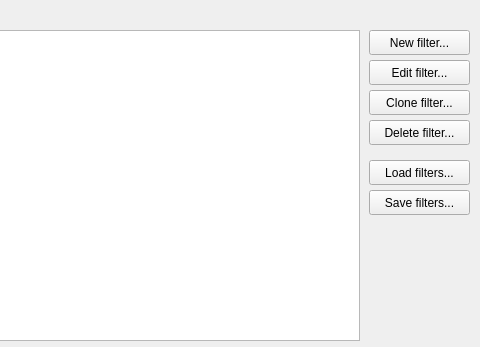
The window that src/cdlgsessionfilter.ui (grodansparadis/vscp-works-qt) describes before a commit, drawn with Qt 5; both pictures show x 141 to 621 and y 0 to 347 of the 621 by 627 pixel window.
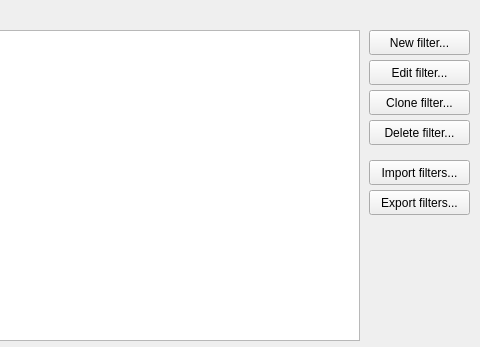
The same window after the commit.

Commit message: Make filters work in the session window and for all transports

What changed in the file:
```diff
--- a/src/cdlgsessionfilter.ui
+++ b/src/cdlgsessionfilter.ui
@@ -161,7 +161,7 @@
     <string>Save filters to storage</string>
    </property>
    <property name="text">
-    <string>Save filters...</string>
+    <string>Export filters...</string>
    </property>
   </widget>
   <widget class="QPushButton" name="btnLoadFilter">
@@ -177,7 +177,7 @@
     <string>Load filters from storage</string>
    </property>
    <property name="text">
-    <string>Load filters...</string>
+    <string>Import filters...</string>
    </property>
   </widget>
  </widget>
```
Left out of the diff: 4 changed lines with no effect on the pictures. The commit also changes 24 other files.
